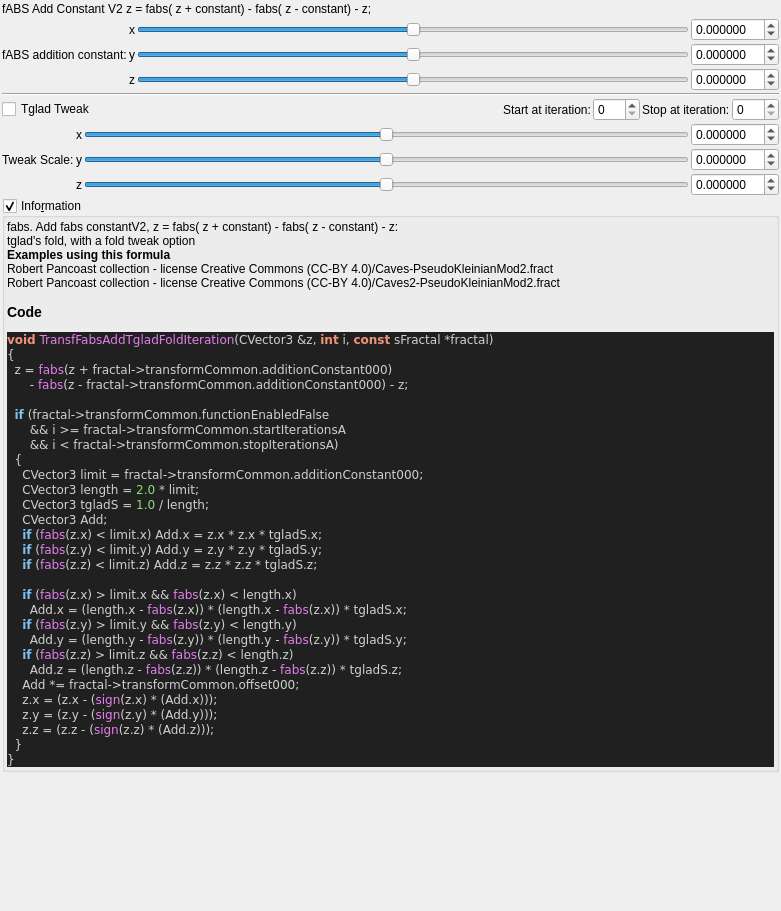
This is mandelbulber2/formula/ui/fractal_transf_fabs_add_tglad_fold.ui in buddhi1980/mandelbulber2 as Qt 5 draws it before an edit. The edited form follows.
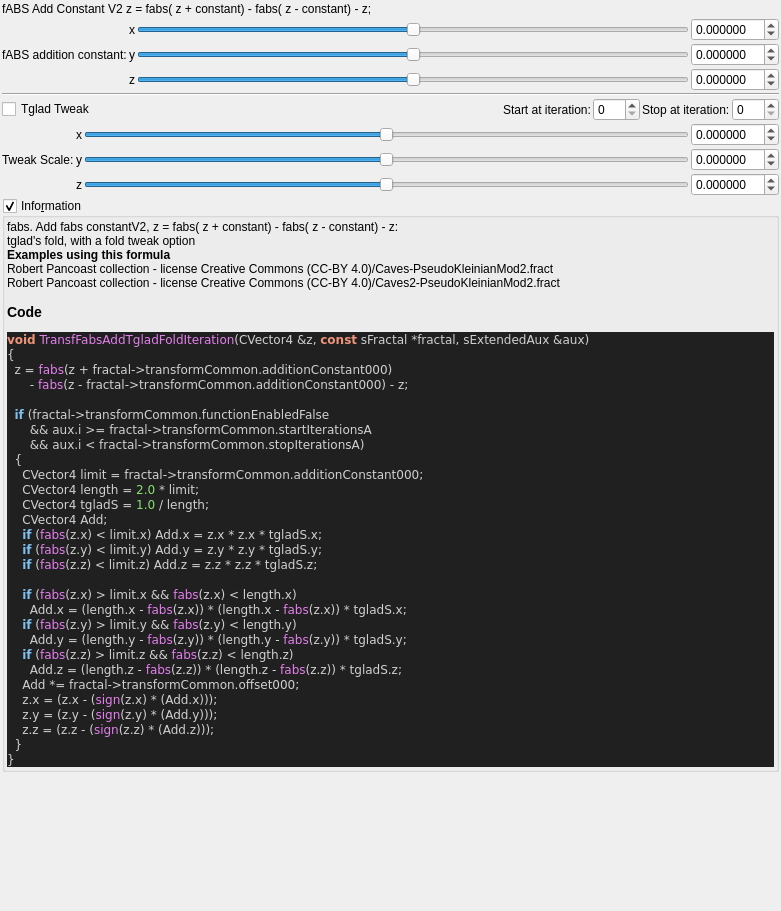
This is the edited form. Custom widgets are drawn as their Qt base class.

```diff
--- a/mandelbulber2/formula/ui/fractal_transf_fabs_add_tglad_fold.ui
+++ b/mandelbulber2/formula/ui/fractal_transf_fabs_add_tglad_fold.ui
@@ -505,19 +505,19 @@
 &lt;/table&gt;
 &lt;br&gt;&lt;b&gt;Examples using this formula&lt;/b&gt;&lt;br&gt;Robert Pancoast collection - license Creative Commons (CC-BY 4.0)/Caves-PseudoKleinianMod2.fract&lt;br&gt;Robert Pancoast collection - license Creative Commons (CC-BY 4.0)/Caves2-PseudoKleinianMod2.fract&lt;h3&gt;Code&lt;/h3&gt;
 &lt;body style=&quot;background-color:#202020&quot;&gt;
-&lt;pre style=&quot;color:#d0d0d0; background-color:#202020;  font-family:'Courier New',monospace;&quot;&gt;&lt;span style=&quot;color:#f09479; font-weight:bold&quot;&gt;void&lt;/span&gt; &lt;span style=&quot;color:#e47eed&quot;&gt;TransfFabsAddTgladFoldIteration&lt;/span&gt;&lt;span style=&quot;color:#d0d0d0&quot;&gt;(&lt;/span&gt;CVector3 &lt;span style=&quot;color:#d0d0d0&quot;&gt;&amp;amp;&lt;/span&gt;z&lt;span style=&quot;color:#d0d0d0&quot;&gt;,&lt;/span&gt; &lt;span style=&quot;color:#f09479; font-weight:bold&quot;&gt;int&lt;/span&gt; i&lt;span style=&quot;color:#d0d0d0&quot;&gt;,&lt;/span&gt; &lt;span style=&quot;color:#f09479; font-weight:bold&quot;&gt;const&lt;/span&gt; sFractal &lt;span style=&quot;color:#d0d0d0&quot;&gt;*&lt;/span&gt;fractal&lt;span style=&quot;color:#d0d0d0&quot;&gt;)&lt;/span&gt;
+&lt;pre style=&quot;color:#d0d0d0; background-color:#202020;  font-family:'Courier New',monospace;&quot;&gt;&lt;span style=&quot;color:#f09479; font-weight:bold&quot;&gt;void&lt;/span&gt; &lt;span style=&quot;color:#e47eed&quot;&gt;TransfFabsAddTgladFoldIteration&lt;/span&gt;&lt;span style=&quot;color:#d0d0d0&quot;&gt;(&lt;/span&gt;CVector4 &lt;span style=&quot;color:#d0d0d0&quot;&gt;&amp;amp;&lt;/span&gt;z&lt;span style=&quot;color:#d0d0d0&quot;&gt;,&lt;/span&gt; &lt;span style=&quot;color:#f09479; font-weight:bold&quot;&gt;const&lt;/span&gt; sFractal &lt;span style=&quot;color:#d0d0d0&quot;&gt;*&lt;/span&gt;fractal&lt;span style=&quot;color:#d0d0d0&quot;&gt;,&lt;/span&gt; sExtendedAux &lt;span style=&quot;color:#d0d0d0&quot;&gt;&amp;amp;&lt;/span&gt;aux&lt;span style=&quot;color:#d0d0d0&quot;&gt;)&lt;/span&gt;
 &lt;span style=&quot;color:#d0d0d0&quot;&gt;{&lt;/span&gt;
   z &lt;span style=&quot;color:#d0d0d0&quot;&gt;=&lt;/span&gt; &lt;span style=&quot;color:#e47eed&quot;&gt;fabs&lt;/span&gt;&lt;span style=&quot;color:#d0d0d0&quot;&gt;(&lt;/span&gt;z &lt;span style=&quot;color:#d0d0d0&quot;&gt;+&lt;/span&gt; fractal&lt;span style=&quot;color:#d0d0d0&quot;&gt;-&amp;gt;&lt;/span&gt;transformCommon&lt;span style=&quot;color:#d0d0d0&quot;&gt;.&lt;/span&gt;additionConstant000&lt;span style=&quot;color:#d0d0d0&quot;&gt;)&lt;/span&gt;
       &lt;span style=&quot;color:#d0d0d0&quot;&gt;-&lt;/span&gt; &lt;span style=&quot;color:#e47eed&quot;&gt;fabs&lt;/span&gt;&lt;span style=&quot;color:#d0d0d0&quot;&gt;(&lt;/span&gt;z &lt;span style=&quot;color:#d0d0d0&quot;&gt;-&lt;/span&gt; fractal&lt;span style=&quot;color:#d0d0d0&quot;&gt;-&amp;gt;&lt;/span&gt;transformCommon&lt;span style=&quot;color:#d0d0d0&quot;&gt;.&lt;/span&gt;additionConstant000&lt;span style=&quot;color:#d0d0d0&quot;&gt;) -&lt;/span&gt; z&lt;span style=&quot;color:#d0d0d0&quot;&gt;;&lt;/span&gt;
 
   &lt;span style=&quot;color:#7ec0ee; font-weight:bold&quot;&gt;if&lt;/span&gt; &lt;span style=&quot;color:#d0d0d0&quot;&gt;(&lt;/span&gt;fractal&lt;span style=&quot;color:#d0d0d0&quot;&gt;-&amp;gt;&lt;/span&gt;transformCommon&lt;span style=&quot;color:#d0d0d0&quot;&gt;.&lt;/span&gt;functionEnabledFalse
-      &lt;span style=&quot;color:#d0d0d0&quot;&gt;&amp;amp;&amp;amp;&lt;/span&gt; i &lt;span style=&quot;color:#d0d0d0&quot;&gt;&amp;gt;=&lt;/span&gt; fractal&lt;span style=&quot;color:#d0d0d0&quot;&gt;-&amp;gt;&lt;/span&gt;transformCommon&lt;span style=&quot;color:#d0d0d0&quot;&gt;.&lt;/span&gt;startIterationsA
-      &lt;span style=&quot;color:#d0d0d0&quot;&gt;&amp;amp;&amp;amp;&lt;/span&gt; i &lt;span style=&quot;color:#d0d0d0&quot;&gt;&amp;lt;&lt;/span&gt; fractal&lt;span style=&quot;color:#d0d0d0&quot;&gt;-&amp;gt;&lt;/span&gt;transformCommon&lt;span style=&quot;color:#d0d0d0&quot;&gt;.&lt;/span&gt;stopIterationsA&lt;span style=&quot;color:#d0d0d0&quot;&gt;)&lt;/span&gt;
+      &lt;span style=&quot;color:#d0d0d0&quot;&gt;&amp;amp;&amp;amp;&lt;/span&gt; aux&lt;span style=&quot;color:#d0d0d0&quot;&gt;.&lt;/span&gt;i &lt;span style=&quot;color:#d0d0d0&quot;&gt;&amp;gt;=&lt;/span&gt; fractal&lt;span style=&quot;color:#d0d0d0&quot;&gt;-&amp;gt;&lt;/span&gt;transformCommon&lt;span style=&quot;color:#d0d0d0&quot;&gt;.&lt;/span&gt;startIterationsA
+      &lt;span style=&quot;color:#d0d0d0&quot;&gt;&amp;amp;&amp;amp;&lt;/span&gt; aux&lt;span style=&quot;color:#d0d0d0&quot;&gt;.&lt;/span&gt;i &lt;span style=&quot;color:#d0d0d0&quot;&gt;&amp;lt;&lt;/span&gt; fractal&lt;span style=&quot;color:#d0d0d0&quot;&gt;-&amp;gt;&lt;/span&gt;transformCommon&lt;span style=&quot;color:#d0d0d0&quot;&gt;.&lt;/span&gt;stopIterationsA&lt;span style=&quot;color:#d0d0d0&quot;&gt;)&lt;/span&gt;
   &lt;span style=&quot;color:#d0d0d0&quot;&gt;{&lt;/span&gt;
-    CVector3 limit &lt;span style=&quot;color:#d0d0d0&quot;&gt;=&lt;/span&gt; fractal&lt;span style=&quot;color:#d0d0d0&quot;&gt;-&amp;gt;&lt;/span&gt;transformCommon&lt;span style=&quot;color:#d0d0d0&quot;&gt;.&lt;/span&gt;additionConstant000&lt;span style=&quot;color:#d0d0d0&quot;&gt;;&lt;/span&gt;
-    CVector3 length &lt;span style=&quot;color:#d0d0d0&quot;&gt;=&lt;/span&gt; &lt;span style=&quot;color:#87df71&quot;&gt;2.0&lt;/span&gt; &lt;span style=&quot;color:#d0d0d0&quot;&gt;*&lt;/span&gt; limit&lt;span style=&quot;color:#d0d0d0&quot;&gt;;&lt;/span&gt;
-    CVector3 tgladS &lt;span style=&quot;color:#d0d0d0&quot;&gt;=&lt;/span&gt; &lt;span style=&quot;color:#87df71&quot;&gt;1.0&lt;/span&gt; &lt;span style=&quot;color:#d0d0d0&quot;&gt;/&lt;/span&gt; length&lt;span style=&quot;color:#d0d0d0&quot;&gt;;&lt;/span&gt;
-    CVector3 Add&lt;span style=&quot;color:#d0d0d0&quot;&gt;;&lt;/span&gt;
+    CVector4 limit &lt;span style=&quot;color:#d0d0d0&quot;&gt;=&lt;/span&gt; fractal&lt;span style=&quot;color:#d0d0d0&quot;&gt;-&amp;gt;&lt;/span&gt;transformCommon&lt;span style=&quot;color:#d0d0d0&quot;&gt;.&lt;/span&gt;additionConstant000&lt;span style=&quot;color:#d0d0d0&quot;&gt;;&lt;/span&gt;
+    CVector4 length &lt;span style=&quot;color:#d0d0d0&quot;&gt;=&lt;/span&gt; &lt;span style=&quot;color:#87df71&quot;&gt;2.0&lt;/span&gt; &lt;span style=&quot;color:#d0d0d0&quot;&gt;*&lt;/span&gt; limit&lt;span style=&quot;color:#d0d0d0&quot;&gt;;&lt;/span&gt;
+    CVector4 tgladS &lt;span style=&quot;color:#d0d0d0&quot;&gt;=&lt;/span&gt; &lt;span style=&quot;color:#87df71&quot;&gt;1.0&lt;/span&gt; &lt;span style=&quot;color:#d0d0d0&quot;&gt;/&lt;/span&gt; length&lt;span style=&quot;color:#d0d0d0&quot;&gt;;&lt;/span&gt;
+    CVector4 Add&lt;span style=&quot;color:#d0d0d0&quot;&gt;;&lt;/span&gt;
     &lt;span style=&quot;color:#7ec0ee; font-weight:bold&quot;&gt;if&lt;/span&gt; &lt;span style=&quot;color:#d0d0d0&quot;&gt;(&lt;/span&gt;&lt;span style=&quot;color:#e47eed&quot;&gt;fabs&lt;/span&gt;&lt;span style=&quot;color:#d0d0d0&quot;&gt;(&lt;/span&gt;z&lt;span style=&quot;color:#d0d0d0&quot;&gt;.&lt;/span&gt;x&lt;span style=&quot;color:#d0d0d0&quot;&gt;) &amp;lt;&lt;/span&gt; limit&lt;span style=&quot;color:#d0d0d0&quot;&gt;.&lt;/span&gt;x&lt;span style=&quot;color:#d0d0d0&quot;&gt;)&lt;/span&gt; Add&lt;span style=&quot;color:#d0d0d0&quot;&gt;.&lt;/span&gt;x &lt;span style=&quot;color:#d0d0d0&quot;&gt;=&lt;/span&gt; z&lt;span style=&quot;color:#d0d0d0&quot;&gt;.&lt;/span&gt;x &lt;span style=&quot;color:#d0d0d0&quot;&gt;*&lt;/span&gt; z&lt;span style=&quot;color:#d0d0d0&quot;&gt;.&lt;/span&gt;x &lt;span style=&quot;color:#d0d0d0&quot;&gt;*&lt;/span&gt; tgladS&lt;span style=&quot;color:#d0d0d0&quot;&gt;.&lt;/span&gt;x&lt;span style=&quot;color:#d0d0d0&quot;&gt;;&lt;/span&gt;
     &lt;span style=&quot;color:#7ec0ee; font-weight:bold&quot;&gt;if&lt;/span&gt; &lt;span style=&quot;color:#d0d0d0&quot;&gt;(&lt;/span&gt;&lt;span style=&quot;color:#e47eed&quot;&gt;fabs&lt;/span&gt;&lt;span style=&quot;color:#d0d0d0&quot;&gt;(&lt;/span&gt;z&lt;span style=&quot;color:#d0d0d0&quot;&gt;.&lt;/span&gt;y&lt;span style=&quot;color:#d0d0d0&quot;&gt;) &amp;lt;&lt;/span&gt; limit&lt;span style=&quot;color:#d0d0d0&quot;&gt;.&lt;/span&gt;y&lt;span style=&quot;color:#d0d0d0&quot;&gt;)&lt;/span&gt; Add&lt;span style=&quot;color:#d0d0d0&quot;&gt;.&lt;/span&gt;y &lt;span style=&quot;color:#d0d0d0&quot;&gt;=&lt;/span&gt; z&lt;span style=&quot;color:#d0d0d0&quot;&gt;.&lt;/span&gt;y &lt;span style=&quot;color:#d0d0d0&quot;&gt;*&lt;/span&gt; z&lt;span style=&quot;color:#d0d0d0&quot;&gt;.&lt;/span&gt;y &lt;span style=&quot;color:#d0d0d0&quot;&gt;*&lt;/span&gt; tgladS&lt;span style=&quot;color:#d0d0d0&quot;&gt;.&lt;/span&gt;y&lt;span style=&quot;color:#d0d0d0&quot;&gt;;&lt;/span&gt;
     &lt;span style=&quot;color:#7ec0ee; font-weight:bold&quot;&gt;if&lt;/span&gt; &lt;span style=&quot;color:#d0d0d0&quot;&gt;(&lt;/span&gt;&lt;span style=&quot;color:#e47eed&quot;&gt;fabs&lt;/span&gt;&lt;span style=&quot;color:#d0d0d0&quot;&gt;(&lt;/span&gt;z&lt;span style=&quot;color:#d0d0d0&quot;&gt;.&lt;/span&gt;z&lt;span style=&quot;color:#d0d0d0&quot;&gt;) &amp;lt;&lt;/span&gt; limit&lt;span style=&quot;color:#d0d0d0&quot;&gt;.&lt;/span&gt;z&lt;span style=&quot;color:#d0d0d0&quot;&gt;)&lt;/span&gt; Add&lt;span style=&quot;color:#d0d0d0&quot;&gt;.&lt;/span&gt;z &lt;span style=&quot;color:#d0d0d0&quot;&gt;=&lt;/span&gt; z&lt;span style=&quot;color:#d0d0d0&quot;&gt;.&lt;/span&gt;z &lt;span style=&quot;color:#d0d0d0&quot;&gt;*&lt;/span&gt; z&lt;span style=&quot;color:#d0d0d0&quot;&gt;.&lt;/span&gt;z &lt;span style=&quot;color:#d0d0d0&quot;&gt;*&lt;/span&gt; tgladS&lt;span style=&quot;color:#d0d0d0&quot;&gt;.&lt;/span&gt;z&lt;span style=&quot;color:#d0d0d0&quot;&gt;;&lt;/span&gt;
```
